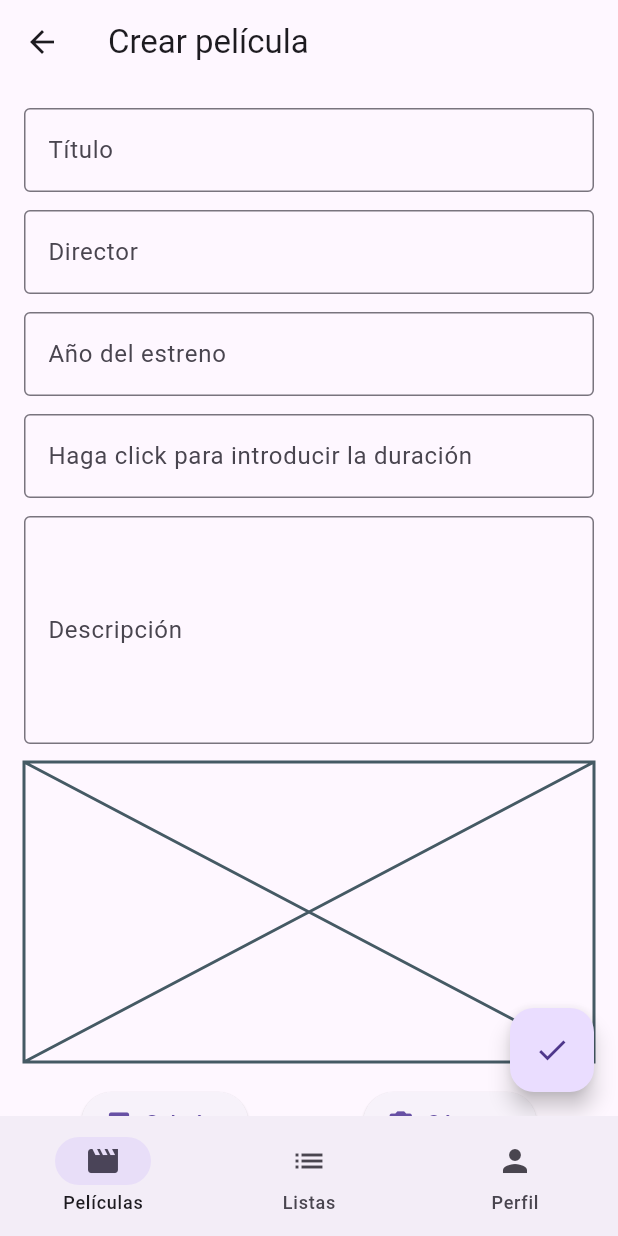
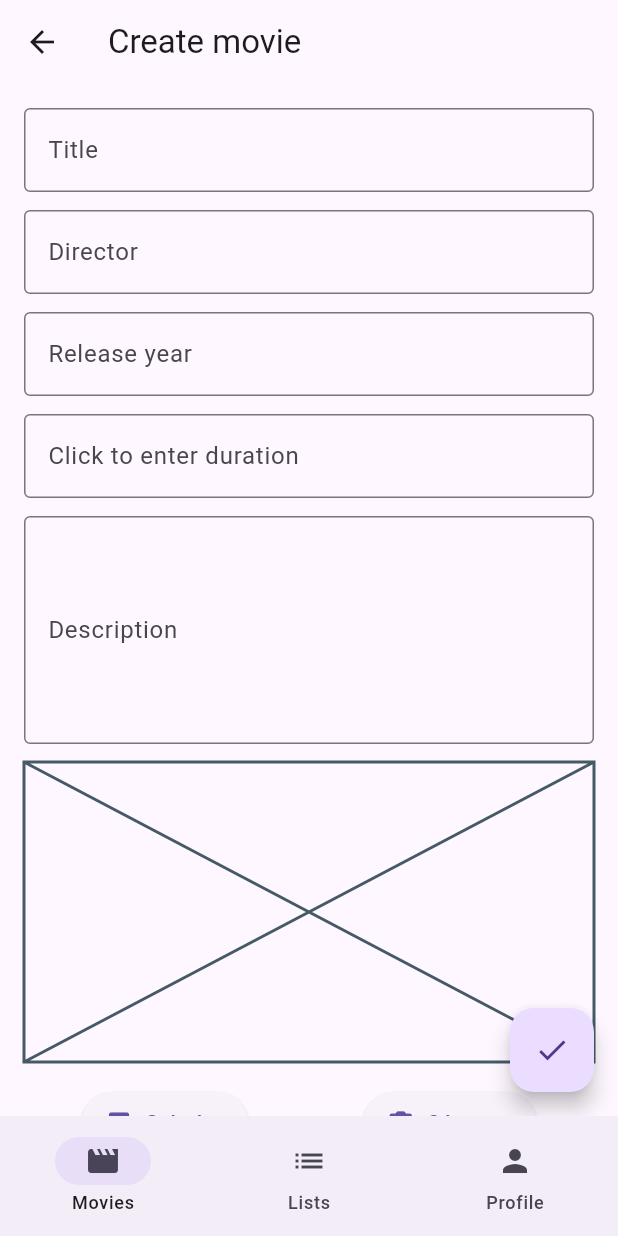
Before and after one commit to AngelChv/proyecto_flutter, a Flutter app: the FilmsScreen screen opened by its route, after a tap on the "add" icon, on a phone screen of 412 x 824 dp. Run offline on Flutter 3.47's test engine with Material 3 defaults, Android fonts, the phone set to English and light mode, and no system bars; our stand-ins replace go_router, image_picker, shared_preferences, sqflite, sqflite_common_ffi; accounts and stored records are empty; generated files the repository leaves out were written again.

Commit message:
Volver a crear localizaciones y añadir scroll al perfil.

```diff
--- /dev/null
+++ b/lib/l10n/app_en.arb
@@ -0,0 +1,75 @@
+{
+  "yes": "YES",
+  "no": "NO",
+  "films": "Movies",
+  "createFilm": "Create movie",
+  "createdFilm": "Movie created",
+  "creatingFilmError": "Error creating movie",
+  "deleteFilm": "Delete movie",
+  "askDeletingFilm": "Are you sure you want to delete the movie?",
+  "deletedFilm": "Movie deleted",
+  "deletingFilmError": "Error deleting movie",
+  "editFilm": "Edit movie",
+  "editedFilm": "Movie edited",
+  "editingFilmError": "Error editing movie",
+  "title": "Title",
+  "insertTheTitle": "Enter the title",
+  "director": "Director",
+  "insertTheDirector": "Enter the director",
+  "filmYear": "Release year",
+  "insertFilmYear": "Enter the release year",
+  "insertValidYear": "Please enter a valid year between {start} and {end}",
+  "clickDuration": "Click to enter duration",
+  "insertDuration": "Enter a duration",
+  "insertValidDuration": "Please enter a valid duration.",
+  "description": "Description",
+  "insertDescription": "Please enter a description",
+  "nothingHasBeenChanged": "Nothing has been changed",
+  "lists": "Lists",
+  "createList": "Create list",
+  "editList": "Edit list",
+  "createdList": "List created",
+  "editedList": "List edited",
+  "creatingListError": "Error creating list",
+  "editingListError": "Error editing list",
+  "name": "Name",
+  "insertTheName": "Enter the name",
+  "deletedList": "List deleted",
+  "deleteList": "Delete list",
+  "deletingListError": "Error deleting list",
+  "askDeletingList": "Do you want to delete the list?",
+  "deletedFilmFromList": "Movie removed from the list",
+  "deletingFilmFromListError": "Error removing movie from the list",
+  "addFilmToList": "Add movie",
+  "filmAlreadyIsInList": "The movie is already in the list",
+  "addFilmToListError": "Error adding movie to the list",
+  "addedFilmToList": "Movie added to the list",
+  "deleteFilmFromList": "Remove movie from the list",
+  "askDeletingFilmFromList": "Do you want to remove the movie from the list?",
+  "profile": "Profile",
+  "settings": "Settings",
+  "general": "General",
+  "generalSettings": "Settings - General",
+  "profileSettings": "Settings - Profile",
+  "darkMode": "Dark mode",
+  "language": "Language",
+  "logout": "Log out",
+  "login": "Log in",
+  "register": "Register",
+  "username": "Username",
+  "insertUsername": "Enter the username",
+  "usernameExists": "The username already exists",
+  "email": "E-mail",
+  "insertEmail": "Please enter an email",
+  "invalidEmail": "The email is not valid. (example@gmail.com)",
+  "password": "Password",
+  "insertPassword": "Enter a password",
+  "shortPassword": "The password is too short, it must be at least 8 characters.",
+  "repeatPassword": "Repeat password",
+  "insertRepeatPassword": "Enter the password again",
+  "passwordsDontMatch": "Passwords do not match",
+  "registerError": "Error registering",
+  "usernameAndPasswordDontMatch": "Incorrect username or password",
+  "savedFilms": "Saved movies",
+  "createdLists": "Created lists"
+}
--- a/lib/login/presentation/view_model/user_view_model.dart
+++ b/lib/login/presentation/view_model/user_view_model.dart
@@ -7,7 +7,7 @@ class UserViewModel extends ChangeNotifier {
   final UserRepository _repository = UserRepository();
   User? _currentUser;
 
-  User get currentUser => _currentUser!;
+  User? get currentUser => _currentUser;
 
   int get currentUserId => _currentUser?.id ?? -1;
 
```
Also changed, not shown: lib/l10n/app_de.arb (added, +75 -0 lines), lib/l10n/app_it.arb (added, +75 -0 lines), lib/l10n/app_pt.arb (added, +75 -0 lines), lib/profile/presentation/widgets/profile_screen.dart (+6 -2 lines).
